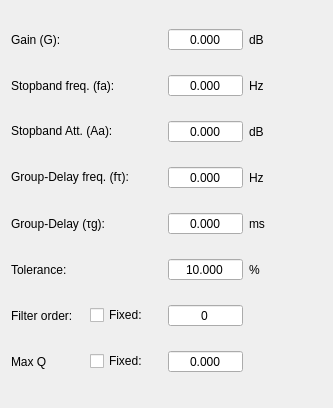
Qt form app/designer/filters_data/group_delay.ui (grupo-tc-volcan/TP4) before a commit.
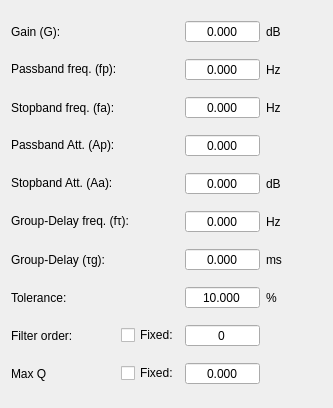
The same form after that commit.

Commit message: Group delay now has fp and Ap restrictions

```diff
--- a/app/designer/filters_data/group_delay.ui
+++ b/app/designer/filters_data/group_delay.ui
@@ -20,30 +20,27 @@
    <string>Form</string>
   </property>
   <layout class="QGridLayout" name="gridLayout">
-   <item row="2" column="2">
-    <widget class="QDoubleSpinBox" name="stop_att">
-     <property name="alignment">
-      <set>Qt::AlignCenter</set>
+   <item row="1" column="0" colspan="2">
+    <widget class="QLabel" name="label_14">
+     <property name="maximumSize">
+      <size>
+       <width>16777215</width>
+       <height>22</height>
+      </size>
      </property>
-     <property name="buttonSymbols">
-      <enum>QAbstractSpinBox::NoButtons</enum>
-     </property>
-     <property name="decimals">
-      <number>3</number>
-     </property>
-     <property name="maximum">
-      <double>300.000000000000000</double>
+     <property name="text">
+      <string>Passband freq. (fp):</string>
      </property>
     </widget>
    </item>
-   <item row="2" column="4">
+   <item row="5" column="4">
     <widget class="QLabel" name="label_8">
      <property name="text">
       <string>dB</string>
      </property>
     </widget>
    </item>
-   <item row="2" column="0" colspan="2">
+   <item row="5" column="0" colspan="2">
     <widget class="QLabel" name="label_7">
      <property name="maximumSize">
       <size>
@@ -56,133 +53,59 @@
      </property>
     </widget>
    </item>
-   <item row="7" column="0">
+   <item row="5" column="2">
+    <widget class="QDoubleSpinBox" name="stop_att">
+     <property name="alignment">
+      <set>Qt::AlignCenter</set>
+     </property>
+     <property name="buttonSymbols">
+      <enum>QAbstractSpinBox::NoButtons</enum>
+     </property>
+     <property name="decimals">
+      <number>3</number>
+     </property>
+     <property name="maximum">
+      <double>300.000000000000000</double>
+     </property>
+    </widget>
+   </item>
+   <item row="10" column="0">
     <widget class="QLabel" name="label_15">
      <property name="text">
       <string>Max Q</string>
      </property>
     </widget>
    </item>
-   <item row="4" column="2">
-    <widget class="QDoubleSpinBox" name="group_delay">
-     <property name="frame">
-      <bool>true</bool>
-     </property>
-     <property name="alignment">
-      <set>Qt::AlignCenter</set>
-     </property>
-     <property name="buttonSymbols">
-      <enum>QAbstractSpinBox::NoButtons</enum>
-     </property>
-     <property name="keyboardTracking">
-      <bool>true</bool>
-     </property>
-     <property name="decimals">
-      <number>3</number>
-     </property>
-     <property name="maximum">
-      <double>1000000000000.000000000000000</double>
-     </property>
-    </widget>
-   </item>
-   <item row="7" column="1">
-    <widget class="QCheckBox" name="q_fixed">
+   <item row="0" column="0">
+    <widget class="QLabel" name="label">
      <property name="text">
-      <string>Fixed:</string>
+      <string>Gain (G):</string>
      </property>
     </widget>
    </item>
-   <item row="0" column="4">
-    <widget class="QLabel" name="label_2">
-     <property name="text">
-      <string>dB</string>
-     </property>
-    </widget>
-   </item>
-   <item row="5" column="2">
-    <widget class="QDoubleSpinBox" name="tol">
-     <property name="frame">
-      <bool>true</bool>
-     </property>
-     <property name="alignment">
-      <set>Qt::AlignCenter</set>
-     </property>
-     <property name="buttonSymbols">
-      <enum>QAbstractSpinBox::NoButtons</enum>
-     </property>
-     <property name="keyboardTracking">
-      <bool>true</bool>
-     </property>
-     <property name="decimals">
-      <number>3</number>
-     </property>
-     <property name="maximum">
-      <double>100.000000000000000</double>
-     </property>
-     <property name="value">
-      <double>10.000000000000000</double>
-     </property>
-    </widget>
-   </item>
-   <item row="4" column="0" colspan="2">
-    <widget class="QLabel" name="label_5">
-     <property name="text">
-      <string>Group-Delay (τg):</string>
-     </property>
-    </widget>
-   </item>
-   <item row="5" column="4">
+   <item row="8" column="4">
     <widget class="QLabel" name="label_12">
      <property name="text">
       <string>%</string>
      </property>
     </widget>
    </item>
-   <item row="6" column="0">
+   <item row="9" column="0">
     <widget class="QLabel" name="label_13">
      <property name="text">
       <string>Filter order:</string>
      </property>
     </widget>
    </item>
-   <item row="1" column="2">
-    <widget class="QDoubleSpinBox" name="stop_freq">
-     <property name="frame">
-      <bool>true</bool>
-     </property>
-     <property name="alignment">
-      <set>Qt::AlignCenter</set>
-     </property>
-     <property name="buttonSymbols">
-      <enum>QAbstractSpinBox::NoButtons</enum>
-     </property>
-     <property name="keyboardTracking">
-      <bool>true</bool>
-     </property>
-     <property name="decimals">
-      <number>3</number>
-     </property>
-     <property name="maximum">
-      <double>1000000000000.000000000000000</double>
-     </property>
-    </widget>
-   </item>
-   <item row="6" column="1">
-    <widget class="QCheckBox" name="order_fixed">
-     <property name="text">
-      <string>Fixed:</string>
-     </property>
-    </widget>
-   </item>
-   <item row="4" column="4">
+   <item row="7" column="4">
     <widget class="QLabel" name="label_6">
      <property name="text">
       <string>ms</string>
      </property>
     </widget>
    </item>
-   <item row="0" column="2">
-    <widget class="QDoubleSpinBox" name="gain">
+   <item row="10" column="2">
+    <widget class="QDoubleSpinBox" name="q_max">
      <property name="frame">
       <bool>true</bool>
      </property>
@@ -199,40 +122,72 @@
       <number>3</number>
      </property>
      <property name="maximum">
-      <double>300.000000000000000</double>
+      <double>100.000000000000000</double>
      </property>
     </widget>
    </item>
-   <item row="5" column="0">
+   <item row="8" column="2">
+    <widget class="QDoubleSpinBox" name="tol">
+     <property name="frame">
+      <bool>true</bool>
+     </property>
+     <property name="alignment">
+      <set>Qt::AlignCenter</set>
+     </property>
+     <property name="buttonSymbols">
+      <enum>QAbstractSpinBox::NoButtons</enum>
+     </property>
+     <property name="keyboardTracking">
+      <bool>true</bool>
+     </property>
+     <property name="decimals">
+      <number>3</number>
+     </property>
+     <property name="maximum">
+      <double>100.000000000000000</double>
+     </property>
+     <property name="value">
+      <double>10.000000000000000</double>
+     </property>
+    </widget>
+   </item>
+   <item row="7" column="0" colspan="2">
+    <widget class="QLabel" name="label_5">
+     <property name="text">
+      <string>Group-Delay (τg):</string>
+     </property>
+    </widget>
+   </item>
+   <item row="8" column="0">
     <widget class="QLabel" name="label_11">
      <property name="text">
       <string>Tolerance:</string>
      </property>
     </widget>
    </item>
-   <item row="0" column="0">
-    <widget class="QLabel" name="label">
+   <item row="3" column="4">
+    <widget class="QLabel" name="label_4">
      <property name="text">
-      <string>Gain (G):</string>
+      <string>Hz</string>
      </property>
     </widget>
    </item>
-   <item row="1" column="0" colspan="2">
+   <item row="3" column="0" colspan="2">
     <widget class="QLabel" name="label_3">
      <property name="text">
       <string>Stopband freq. (fa):</string>
      </property>
     </widget>
    </item>
-   <item row="1" column="4">
-    <widget class="QLabel" name="label_4">
+   <item row="0" column="4">
+    <widget class="QLabel" name="label_2">
      <property name="text">
-      <string>Hz</string>
+      <string>dB</string>
      </property>
     </widget>
    </item>
    <item row="7" column="2">
-    <widget class="QDoubleSpinBox" name="q_max">
+    <widget class="QDoubleSpinBox" name="group_delay">
      <property name="frame">
       <bool>true</bool>
      </property>
@@ -249,11 +204,69 @@
       <number>3</number>
      </property>
      <property name="maximum">
-      <double>100.000000000000000</double>
+      <double>1000000000000.000000000000000</double>
      </property>
     </widget>
    </item>
-   <item row="6" column="2">
+   <item row="10" column="1">
+    <widget class="QCheckBox" name="q_fixed">
+     <property name="text">
+      <string>Fixed:</string>
+     </property>
+    </widget>
+   </item>
+   <item row="3" column="2">
+    <widget class="QDoubleSpinBox" name="stop_freq">
+     <property name="frame">
+      <bool>true</bool>
+     </property>
+     <property name="alignment">
+      <set>Qt::AlignCenter</set>
+     </property>
+     <property name="buttonSymbols">
+      <enum>QAbstractSpinBox::NoButtons</enum>
+     </property>
+     <property name="keyboardTracking">
+      <bool>true</bool>
+     </property>
+     <property name="decimals">
+      <number>3</number>
+     </property>
+     <property name="maximum">
+      <double>1000000000000.000000000000000</double>
+     </property>
+    </widget>
+   </item>
+   <item row="0" column="2">
+    <widget class="QDoubleSpinBox" name="gain">
+     <property name="frame">
+      <bool>true</bool>
+     </property>
+     <property name="alignment">
+      <set>Qt::AlignCenter</set>
+     </property>
+     <property name="buttonSymbols">
+      <enum>QAbstractSpinBox::NoButtons</enum>
+     </property>
+     <property name="keyboardTracking">
+      <bool>true</bool>
+     </property>
+     <property name="decimals">
+      <number>3</number>
+     </property>
+     <property name="maximum">
+      <double>300.000000000000000</double>
+     </property>
+    </widget>
+   </item>
+   <item row="9" column="1">
+    <widget class="QCheckBox" name="order_fixed">
+     <property name="text">
+      <string>Fixed:</string>
+     </property>
+    </widget>
+   </item>
+   <item row="9" column="2">
     <widget class="QSpinBox" name="order">
      <property name="frame">
       <bool>true</bool>
@@ -272,7 +285,7 @@
      </property>
     </widget>
    </item>
-   <item row="3" column="0" colspan="2">
+   <item row="6" column="0" colspan="2">
     <widget class="QLabel" name="label_9">
      <property name="maximumSize">
       <size>
@@ -285,7 +298,7 @@
      </property>
     </widget>
    </item>
-   <item row="3" column="2">
+   <item row="6" column="2">
     <widget class="QDoubleSpinBox" name="group_delay_freq">
      <property name="alignment">
       <set>Qt::AlignCenter</set>
@@ -301,13 +314,65 @@
      </property>
     </widget>
    </item>
-   <item row="3" column="4">
+   <item row="6" column="4">
     <widget class="QLabel" name="label_10">
      <property name="text">
       <string>Hz</string>
      </property>
     </widget>
    </item>
+   <item row="4" column="0">
+    <widget class="QLabel" name="label_16">
+     <property name="maximumSize">
+      <size>
+       <width>16777215</width>
+       <height>22</height>
+      </size>
+     </property>
+     <property name="text">
+      <string>Passband Att. (Ap):</string>
+     </property>
+    </widget>
+   </item>
+   <item row="1" column="2">
+    <widget class="QDoubleSpinBox" name="pass_freq">
+     <property name="alignment">
+      <set>Qt::AlignCenter</set>
+     </property>
+     <property name="buttonSymbols">
+      <enum>QAbstractSpinBox::NoButtons</enum>
+     </property>
+     <property name="decimals">
+      <number>3</number>
+     </property>
+     <property name="maximum">
+      <double>1000000000000.000000000000000</double>
+     </property>
+    </widget>
+   </item>
+   <item row="1" column="4">
+    <widget class="QLabel" name="label_17">
+     <property name="text">
+      <string>Hz</string>
+     </property>
+    </widget>
+   </item>
+   <item row="4" column="2">
+    <widget class="QDoubleSpinBox" name="pass_att">
+     <property name="alignment">
+      <set>Qt::AlignCenter</set>
+     </property>
+     <property name="buttonSymbols">
+      <enum>QAbstractSpinBox::NoButtons</enum>
+     </property>
+     <property name="decimals">
+      <number>3</number>
+     </property>
+     <property name="maximum">
+      <double>300.000000000000000</double>
+     </property>
+    </widget>
+   </item>
   </layout>
  </widget>
  <resources/>
```
The commit also changes 3 other files.
